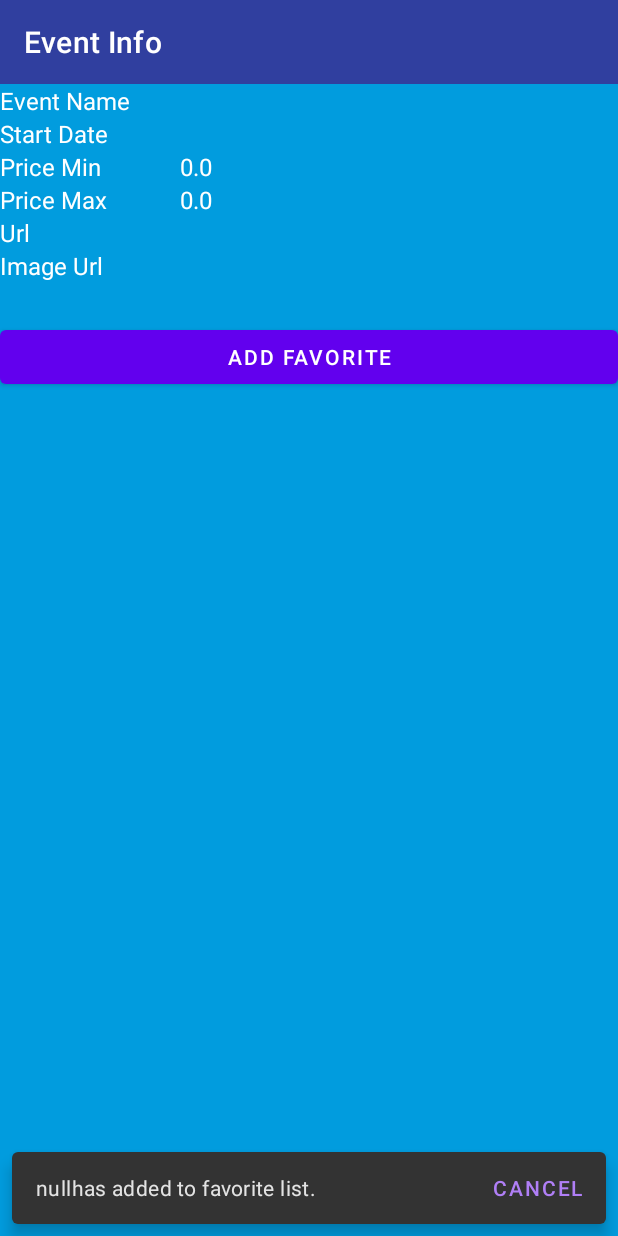
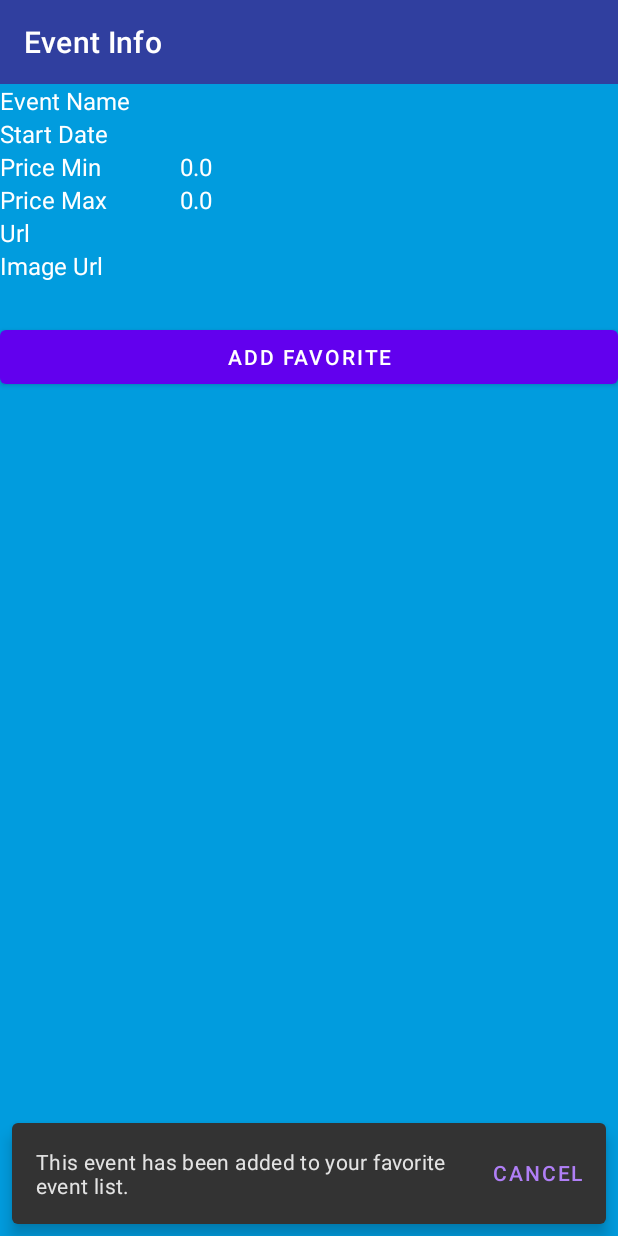
Before and after one commit to weixinwang0726/AndroidFinalGroupProject, an Android app: the EventDetailActivity screen opened directly, with no data from a screen before it, after a tap on "ADD FAVORITE", on a phone screen of 412 x 824 dp. Run offline under Robolectric (Android 15) with nearby library versions, the phone set to English and light mode, and no system bars; 3 statements that could not run were skipped.

Commit message:
modify the snackbar message.

```diff
--- a/app/src/main/java/com/example/androidfinalgroupproject/ticketmaster/EventDetailActivity.java
+++ b/app/src/main/java/com/example/androidfinalgroupproject/ticketmaster/EventDetailActivity.java
@@ -90,7 +90,7 @@ public class EventDetailActivity extends AppCompatActivity {
 
         addToFavoriteBtn.setOnClickListener(click -> {
             addToFavoriteList();
-            Snackbar.make(click, e.getName() + getString(R.string.snackbar_message), BaseTransientBottomBar.LENGTH_LONG)
+            Snackbar.make(click, getString(R.string.tm_snack_message_add), BaseTransientBottomBar.LENGTH_LONG)
                     .setAction(getString(R.string.cancel), new View.OnClickListener() {
                         @Override
                         public void onClick(View v) {
@@ -104,7 +104,7 @@ public class EventDetailActivity extends AppCompatActivity {
 
         removeFromFavoriteBtn.setOnClickListener(click -> {
             removeFromFavoriteList();
-            Snackbar.make(click, getString(R.string.delete_message), BaseTransientBottomBar.LENGTH_LONG)
+            Snackbar.make(click, getString(R.string.tm_snack_message_add), BaseTransientBottomBar.LENGTH_LONG)
                     .setAction(getString(R.string.cancel), new View.OnClickListener() {
                         @Override
                         public void onClick(View v) {
--- a/app/src/main/res/values/strings.xml
+++ b/app/src/main/res/values/strings.xml
@@ -50,4 +50,6 @@
     <string name="search_page">Search Page</string>
     <string name="favorite_list">Favorite List</string>
     <string name="title_menu">Author: Yanan Cheng Version: 1.0</string>
+    <string name="tm_snack_message_add">This event has been added to your favorite event list.</string>
+    <string name="tm_snack_message_remove">This event has been rmoved from your favorite event list.</string>
 </resources>
```
Also changed, not shown: 2 other files.
